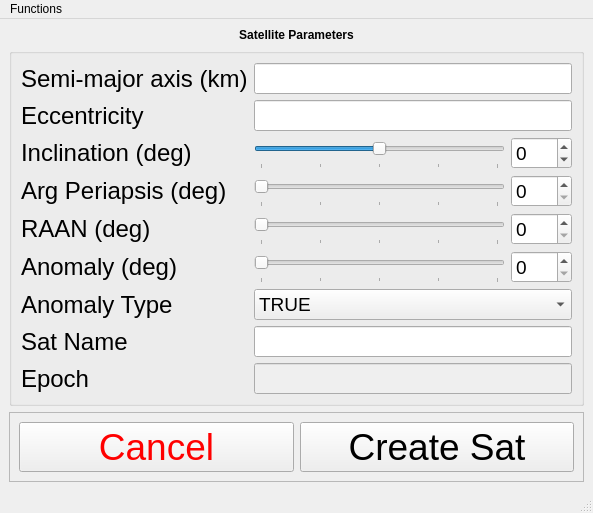
Old version of the form src/gui/SatParamsUI.ui in the repository PatoGranate/Mission-Planner.
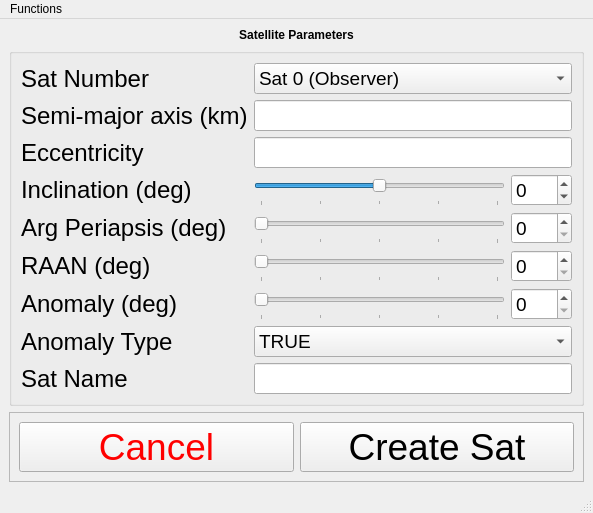
New version of the form.

```diff
--- a/src/gui/SatParamsUI.ui
+++ b/src/gui/SatParamsUI.ui
@@ -160,7 +160,75 @@
        <set>Qt::AlignCenter</set>
       </property>
       <layout class="QGridLayout" name="gridLayout_2">
-       <item row="9" column="2" colspan="2">
+       <item row="6" column="1">
+        <widget class="QSlider" name="horizontalSlider_2">
+         <property name="sizePolicy">
+          <sizepolicy hsizetype="Expanding" vsizetype="Expanding">
+           <horstretch>0</horstretch>
+           <verstretch>0</verstretch>
+          </sizepolicy>
+         </property>
+         <property name="maximum">
+          <number>359</number>
+         </property>
+         <property name="orientation">
+          <enum>Qt::Horizontal</enum>
+         </property>
+         <property name="tickPosition">
+          <enum>QSlider::TicksBelow</enum>
+         </property>
+         <property name="tickInterval">
+          <number>90</number>
+         </property>
+        </widget>
+       </item>
+       <item row="2" column="0">
+        <widget class="QLabel" name="label_epoch">
+         <property name="sizePolicy">
+          <sizepolicy hsizetype="Preferred" vsizetype="Preferred">
+           <horstretch>0</horstretch>
+           <verstretch>0</verstretch>
+          </sizepolicy>
+         </property>
+         <property name="font">
+          <font>
+           <pointsize>18</pointsize>
+          </font>
+         </property>
+         <property name="text">
+          <string>Sat Number</string>
+         </property>
+        </widget>
+       </item>
+       <item row="7" column="1">
+        <widget class="QSlider" name="horizontalSlider_3">
+         <property name="enabled">
+          <bool>true</bool>
+         </property>
+         <property name="sizePolicy">
+          <sizepolicy hsizetype="Expanding" vsizetype="Expanding">
+           <horstretch>0</horstretch>
+           <verstretch>0</verstretch>
+          </sizepolicy>
+         </property>
+         <property name="maximum">
+          <number>359</number>
+         </property>
+         <property name="value">
+          <number>0</number>
+         </property>
+         <property name="orientation">
+          <enum>Qt::Horizontal</enum>
+         </property>
+         <property name="tickPosition">
+          <enum>QSlider::TicksBelow</enum>
+         </property>
+         <property name="tickInterval">
+          <number>90</number>
+         </property>
+        </widget>
+       </item>
+       <item row="10" column="1" colspan="2">
         <widget class="QLineEdit" name="set_sat_name">
          <property name="sizePolicy">
           <sizepolicy hsizetype="Expanding" vsizetype="Expanding">
@@ -170,7 +238,7 @@
          </property>
         </widget>
        </item>
-       <item row="5" column="0">
+       <item row="6" column="0">
         <widget class="QLabel" name="label_omega">
          <property name="sizePolicy">
           <sizepolicy hsizetype="Preferred" vsizetype="Preferred">
@@ -188,7 +256,23 @@
          </property>
         </widget>
        </item>
-       <item row="6" column="0">
+       <item row="7" column="2">
+        <widget class="QSpinBox" name="set_raan">
+         <property name="sizePolicy">
+          <sizepolicy hsizetype="Minimum" vsizetype="Minimum">
+           <horstretch>0</horstretch>
+           <verstretch>0</verstretch>
+          </sizepolicy>
+         </property>
+         <property name="maximum">
+          <number>359</number>
+         </property>
+         <property name="value">
+          <number>0</number>
+         </property>
+        </widget>
+       </item>
+       <item row="7" column="0">
         <widget class="QLabel" name="label_raan">
          <property name="sizePolicy">
           <sizepolicy hsizetype="Preferred" vsizetype="Preferred">
@@ -206,7 +290,29 @@
          </property>
         </widget>
        </item>
-       <item row="8" column="2" colspan="2">
+       <item row="8" column="1">
+        <widget class="QSlider" name="horizontalSlider_4">
+         <property name="sizePolicy">
+          <sizepolicy hsizetype="Expanding" vsizetype="Expanding">
+           <horstretch>0</horstretch>
+           <verstretch>0</verstretch>
+          </sizepolicy>
+         </property>
+         <property name="maximum">
+          <number>359</number>
+         </property>
+         <property name="orientation">
+          <enum>Qt::Horizontal</enum>
+         </property>
+         <property name="tickPosition">
+          <enum>QSlider::TicksBelow</enum>
+         </property>
+         <property name="tickInterval">
+          <number>90</number>
+         </property>
+        </widget>
+       </item>
+       <item row="9" column="1" colspan="2">
         <widget class="QComboBox" name="set_anomaly_type">
          <property name="sizePolicy">
           <sizepolicy hsizetype="Preferred" vsizetype="Expanding">
@@ -231,7 +337,7 @@
          </item>
         </widget>
        </item>
-       <item row="8" column="0">
+       <item row="9" column="0">
         <widget class="QLabel" name="label_anomaly_type">
          <property name="sizePolicy">
           <sizepolicy hsizetype="Preferred" vsizetype="Preferred">
@@ -249,7 +355,7 @@
          </property>
         </widget>
        </item>
-       <item row="4" column="0">
+       <item row="5" column="0">
         <widget class="QLabel" name="label_inclination">
          <property name="sizePolicy">
           <sizepolicy hsizetype="Preferred" vsizetype="Preferred">
@@ -267,7 +373,7 @@
          </property>
         </widget>
        </item>
-       <item row="7" column="0">
+       <item row="8" column="0">
         <widget class="QLabel" name="label_anomaly">
          <property name="sizePolicy">
           <sizepolicy hsizetype="Preferred" vsizetype="Preferred">
@@ -286,24 +392,6 @@
         </widget>
        </item>
        <item row="10" column="0">
-        <widget class="QLabel" name="label_epoch">
-         <property name="sizePolicy">
-          <sizepolicy hsizetype="Preferred" vsizetype="Preferred">
-           <horstretch>0</horstretch>
-           <verstretch>0</verstretch>
-          </sizepolicy>
-         </property>
-         <property name="font">
-          <font>
-           <pointsize>18</pointsize>
-          </font>
-         </property>
-         <property name="text">
-          <string>Epoch</string>
-         </property>
-        </widget>
-       </item>
-       <item row="9" column="0">
         <widget class="QLabel" name="label_sat_name">
          <property name="sizePolicy">
           <sizepolicy hsizetype="Preferred" vsizetype="Preferred">
@@ -321,7 +409,51 @@
          </property>
         </widget>
        </item>
-       <item row="2" column="2" colspan="2">
+       <item row="5" column="1">
+        <widget class="QSlider" name="horizontalSlider">
+         <property name="sizePolicy">
+          <sizepolicy hsizetype="Expanding" vsizetype="Expanding">
+           <horstretch>0</horstretch>
+           <verstretch>0</verstretch>
+          </sizepolicy>
+         </property>
+         <property name="minimum">
+          <number>-90</number>
+         </property>
+         <property name="maximum">
+          <number>90</number>
+         </property>
+         <property name="orientation">
+          <enum>Qt::Horizontal</enum>
+         </property>
+         <property name="invertedAppearance">
+          <bool>false</bool>
+         </property>
+         <property name="invertedControls">
+          <bool>false</bool>
+         </property>
+         <property name="tickPosition">
+          <enum>QSlider::TicksBelow</enum>
+         </property>
+         <property name="tickInterval">
+          <number>45</number>
+         </property>
+        </widget>
+       </item>
+       <item row="6" column="2">
+        <widget class="QSpinBox" name="set_omega">
+         <property name="sizePolicy">
+          <sizepolicy hsizetype="Minimum" vsizetype="Minimum">
+           <horstretch>0</horstretch>
+           <verstretch>0</verstretch>
+          </sizepolicy>
+         </property>
+         <property name="maximum">
+          <number>359</number>
+         </property>
+        </widget>
+       </item>
+       <item row="3" column="1" colspan="2">
         <widget class="QLineEdit" name="set_a">
          <property name="sizePolicy">
           <sizepolicy hsizetype="Expanding" vsizetype="Expanding">
@@ -331,23 +463,36 @@
          </property>
         </widget>
        </item>
-       <item row="10" column="2" colspan="2">
-        <widget class="QLineEdit" name="set_epoch">
-         <property name="enabled">
-          <bool>false</bool>
+       <item row="5" column="2">
+        <widget class="QSpinBox" name="set_i">
+         <property name="sizePolicy">
+          <sizepolicy hsizetype="Minimum" vsizetype="Minimum">
+           <horstretch>0</horstretch>
+           <verstretch>0</verstretch>
+          </sizepolicy>
          </property>
+         <property name="minimum">
+          <number>-90</number>
+         </property>
+         <property name="maximum">
+          <number>90</number>
+         </property>
+        </widget>
+       </item>
+       <item row="8" column="2">
+        <widget class="QSpinBox" name="set_anomaly">
          <property name="sizePolicy">
-          <sizepolicy hsizetype="Expanding" vsizetype="Expanding">
+          <sizepolicy hsizetype="Minimum" vsizetype="Minimum">
            <horstretch>0</horstretch>
            <verstretch>0</verstretch>
           </sizepolicy>
          </property>
-         <property name="inputMask">
-          <string/>
+         <property name="maximum">
+          <number>359</number>
          </property>
         </widget>
        </item>
-       <item row="3" column="2" colspan="2">
+       <item row="4" column="1" colspan="2">
         <widget class="QLineEdit" name="set_e">
          <property name="sizePolicy">
           <sizepolicy hsizetype="Expanding" vsizetype="Expanding">
@@ -357,7 +502,7 @@
          </property>
         </widget>
        </item>
-       <item row="2" column="0">
+       <item row="3" column="0">
         <widget class="QLabel" name="label_semi_major_axis">
          <property name="sizePolicy">
           <sizepolicy hsizetype="Preferred" vsizetype="Preferred">
@@ -375,7 +520,7 @@
          </property>
         </widget>
        </item>
-       <item row="3" column="0">
+       <item row="4" column="0">
         <widget class="QLabel" name="label_eccentricity">
          <property name="sizePolicy">
           <sizepolicy hsizetype="Preferred" vsizetype="Preferred">
@@ -393,165 +538,33 @@
          </property>
         </widget>
        </item>
-       <item row="4" column="3">
-        <widget class="QSpinBox" name="set_i">
-         <property name="sizePolicy">
-          <sizepolicy hsizetype="Minimum" vsizetype="Minimum">
-           <horstretch>0</horstretch>
-           <verstretch>0</verstretch>
-          </sizepolicy>
-         </property>
-         <property name="minimum">
-          <number>-90</number>
-         </property>
-         <property name="maximum">
-          <number>90</number>
-         </property>
-        </widget>
-       </item>
-       <item row="5" column="3">
-        <widget class="QSpinBox" name="set_omega">
-         <property name="sizePolicy">
-          <sizepolicy hsizetype="Minimum" vsizetype="Minimum">
-           <horstretch>0</horstretch>
-           <verstretch>0</verstretch>
-          </sizepolicy>
-         </property>
-         <property name="maximum">
-          <number>359</number>
-         </property>
-        </widget>
-       </item>
-       <item row="6" column="3">
-        <widget class="QSpinBox" name="set_raan">
-         <property name="sizePolicy">
-          <sizepolicy hsizetype="Minimum" vsizetype="Minimum">
-           <horstretch>0</horstretch>
-           <verstretch>0</verstretch>
-          </sizepolicy>
-         </property>
-         <property name="maximum">
-          <number>359</number>
-         </property>
-         <property name="value">
-          <number>0</number>
-         </property>
-        </widget>
-       </item>
-       <item row="7" column="3">
-        <widget class="QSpinBox" name="set_anomaly">
-         <property name="sizePolicy">
-          <sizepolicy hsizetype="Minimum" vsizetype="Minimum">
-           <horstretch>0</horstretch>
-           <verstretch>0</verstretch>
-          </sizepolicy>
-         </property>
-         <property name="maximum">
-          <number>359</number>
-         </property>
-        </widget>
-       </item>
-       <item row="7" column="2">
-        <widget class="QSlider" name="horizontalSlider_4">
-         <property name="sizePolicy">
-          <sizepolicy hsizetype="Expanding" vsizetype="Expanding">
-           <horstretch>0</horstretch>
-           <verstretch>0</verstretch>
-          </sizepolicy>
-         </property>
-         <property name="maximum">
-          <number>359</number>
-         </property>
-         <property name="orientation">
-          <enum>Qt::Horizontal</enum>
-         </property>
-         <property name="tickPosition">
-          <enum>QSlider::TicksBelow</enum>
-         </property>
-         <property name="tickInterval">
-          <number>90</number>
-         </property>
-        </widget>
-       </item>
-       <item row="4" column="2">
-        <widget class="QSlider" name="horizontalSlider">
-         <property name="sizePolicy">
-          <sizepolicy hsizetype="Expanding" vsizetype="Expanding">
-           <horstretch>0</horstretch>
-           <verstretch>0</verstretch>
-          </sizepolicy>
-         </property>
-         <property name="minimum">
-          <number>-90</number>
-         </property>
-         <property name="maximum">
-          <number>90</number>
-         </property>
-         <property name="orientation">
-          <enum>Qt::Horizontal</enum>
-         </property>
-         <property name="invertedAppearance">
-          <bool>false</bool>
-         </property>
-         <property name="invertedControls">
-          <bool>false</bool>
-         </property>
-         <property name="tickPosition">
-          <enum>QSlider::TicksBelow</enum>
-         </property>
-         <property name="tickInterval">
-          <number>45</number>
-         </property>
-        </widget>
-       </item>
-       <item row="5" column="2">
-        <widget class="QSlider" name="horizontalSlider_2">
-         <property name="sizePolicy">
-          <sizepolicy hsizetype="Expanding" vsizetype="Expanding">
-           <horstretch>0</horstretch>
-           <verstretch>0</verstretch>
-          </sizepolicy>
-         </property>
-         <property name="maximum">
-          <number>359</number>
-         </property>
-         <property name="orientation">
-          <enum>Qt::Horizontal</enum>
-         </property>
-         <property name="tickPosition">
-          <enum>QSlider::TicksBelow</enum>
-         </property>
-         <property name="tickInterval">
-          <number>90</number>
-         </property>
-        </widget>
-       </item>
-       <item row="6" column="2">
-        <widget class="QSlider" name="horizontalSlider_3">
-         <property name="enabled">
-          <bool>true</bool>
-         </property>
-         <property name="sizePolicy">
-          <sizepolicy hsizetype="Expanding" vsizetype="Expanding">
-           <horstretch>0</horstretch>
-           <verstretch>0</verstretch>
-          </sizepolicy>
-         </property>
-         <property name="maximum">
-          <number>359</number>
-         </property>
-         <property name="value">
-          <number>0</number>
-         </property>
-         <property name="orientation">
-          <enum>Qt::Horizontal</enum>
-         </property>
-         <property name="tickPosition">
-          <enum>QSlider::TicksBelow</enum>
-         </property>
-         <property name="tickInterval">
-          <number>90</number>
-         </property>
+       <item row="2" column="1" colspan="2">
+        <widget class="QComboBox" name="sat_chooser">
+         <item>
+          <property name="text">
+           <string>Sat 0 (Observer)</string>
+          </property>
+         </item>
+         <item>
+          <property name="text">
+           <string>Sat 1</string>
+          </property>
+         </item>
+         <item>
+          <property name="text">
+           <string>Sat 2</string>
+          </property>
+         </item>
+         <item>
+          <property name="text">
+           <string>Sat 3</string>
+          </property>
+         </item>
+         <item>
+          <property name="text">
+           <string>Sat 4</string>
+          </property>
+         </item>
         </widget>
        </item>
       </layout>
```
Left out of the diff: 3 changed lines with no effect on the pictures.
